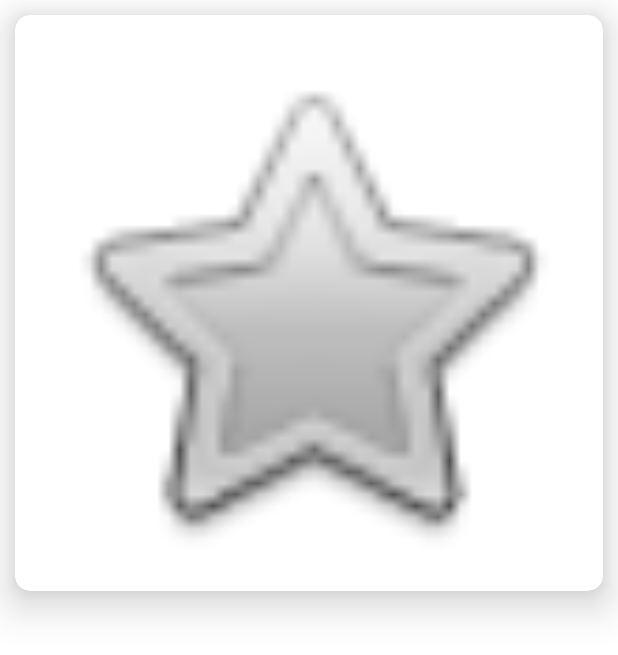
After one commit to alvarodaniel294/AndroidTraining, an Android app: the layout pokemon_container.xml on its own in the app's theme, with its tools: preview values and no code run, on a phone screen of 412 x 824 dp. The commit adds this screen. Shown: the top 655 px of the screen. Run offline under Robolectric (Android 15) with nearby library versions, the phone set to English and light mode, and no system bars.

Commit message:
Show pokemon list

```diff
--- a/EmptyApplication/app/build.gradle
+++ b/EmptyApplication/app/build.gradle
@@ -30,6 +30,9 @@ android {
     kotlinOptions {
         jvmTarget = '1.8'
     }
+    buildFeatures {
+        viewBinding = true
+    }
 }
 
 dependencies {
@@ -50,7 +53,7 @@ dependencies {
     annotationProcessor 'com.github.bumptech.glide:compiler:4.12.0'
 
     //picasso
-    implementation 'com.squareup.picasso:picasso:2.5.2'
+    implementation 'com.squareup.picasso:picasso:2.71828'
 
 
 
--- a/EmptyApplication/app/src/main/AndroidManifest.xml
+++ b/EmptyApplication/app/src/main/AndroidManifest.xml
@@ -1,6 +1,8 @@
 <?xml version="1.0" encoding="utf-8"?>
 <manifest xmlns:android="http://schemas.android.com/apk/res/android"
     package="com.bootcamp.emptyapplication">
+
+    <uses-permission android:name="android.permission.INTERNET"></uses-permission>
 
     <application
         android:allowBackup="true"
--- a/EmptyApplication/app/src/main/java/com/bootcamp/emptyapplication/Pokemon.kt
+++ /dev/null
@@ -1,4 +0,0 @@
-package com.bootcamp.emptyapplication
-
-class Pokemon {
-}
--- /dev/null
+++ b/EmptyApplication/app/src/main/res/layout/pokemon_container.xml
@@ -0,0 +1,37 @@
+<?xml version="1.0" encoding="utf-8"?>
+<androidx.constraintlayout.widget.ConstraintLayout xmlns:android="http://schemas.android.com/apk/res/android"
+    xmlns:app="http://schemas.android.com/apk/res-auto"
+    xmlns:tools="http://schemas.android.com/tools"
+    android:layout_width="match_parent"
+    android:layout_height="match_parent">
+
+    <com.google.android.material.card.MaterialCardView
+        android:id="@+id/cardView"
+        android:layout_width="0dp"
+        android:layout_height="wrap_content"
+        android:layout_marginStart="10dp"
+        android:layout_marginTop="10dp"
+        android:layout_marginEnd="10dp"
+        app:cardCornerRadius="10dp"
+        app:cardElevation="16dp"
+        app:layout_constraintEnd_toEndOf="parent"
+        app:layout_constraintStart_toStartOf="parent"
+        app:layout_constraintTop_toTopOf="parent"
+        android:clickable="true"
+        android:focusable="true"
+        android:checkable="true">
+
+        <ImageView
+            android:id="@+id/posterImageView"
+            android:layout_width="match_parent"
+            android:layout_height="wrap_content"
+            android:layout_marginStart="16dp"
+            android:layout_marginTop="16dp"
+            android:layout_marginEnd="16dp"
+            android:layout_marginBottom="8dp"
+            android:adjustViewBounds="true"
+            android:scaleType="fitCenter"
+            app:srcCompat="@android:drawable/btn_star_big_off" />
+    </com.google.android.material.card.MaterialCardView>
+
+</androidx.constraintlayout.widget.ConstraintLayout>
```
Also changed, not shown: EmptyApplication/app/src/main/java/com/bootcamp/emptyapplication/ListFragment.kt (+17 -39 lines), EmptyApplication/app/src/main/java/com/bootcamp/emptyapplication/adapters/PokemonAdapter.kt (added, +45 -0 lines), EmptyApplication/app/src/main/java/com/bootcamp/emptyapplication/models/Pokemon.kt (added, +18 -0 lines), EmptyApplication/app/src/main/res/layout/fragment_list.xml (+13 -7 lines).
